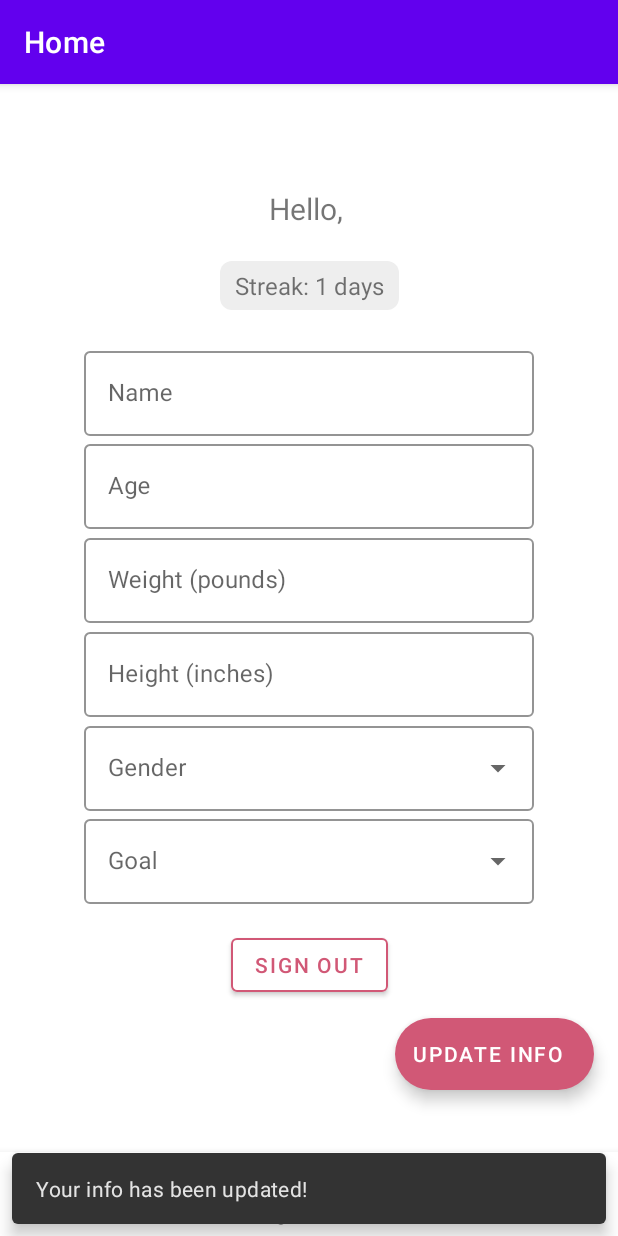
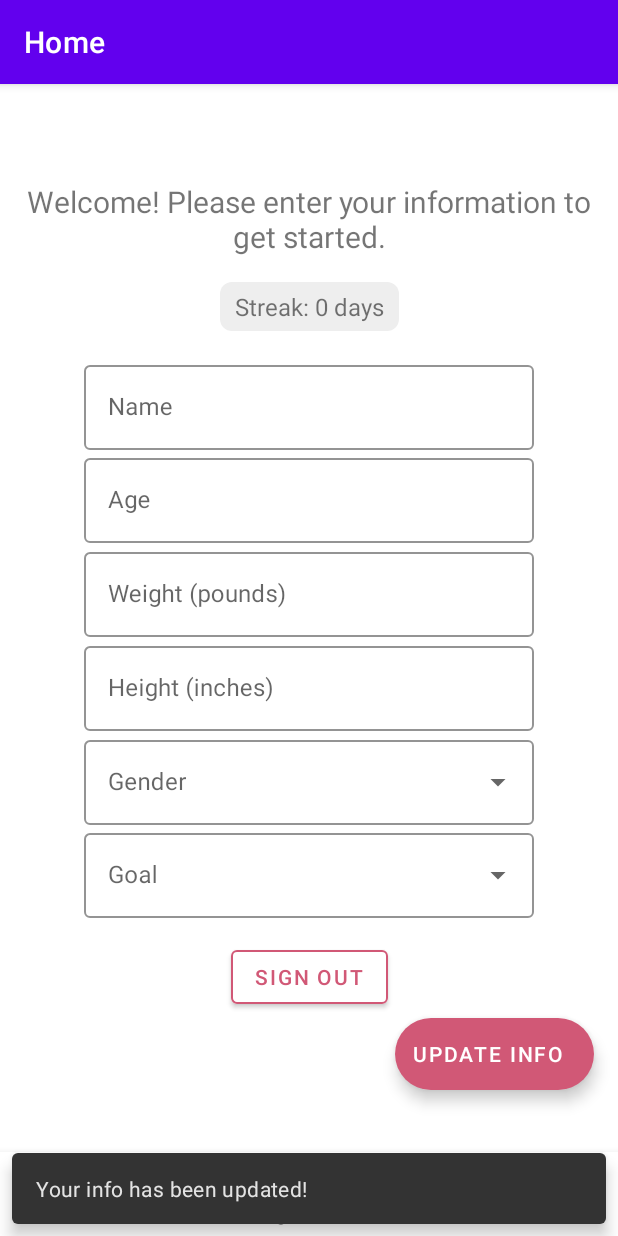
Before and after one commit to cs184-project-group-05/calorie_counter, an Android app: the screen it shows after launch once a user with an empty profile is signed in (MainActivity), after a tap on "UPDATE INFO", on a phone screen of 412 x 824 dp. Run offline under Robolectric (Android 15) with nearby library versions, the phone set to English and light mode, and no system bars; our stand-ins replace Firebase (no records; nobody signed in at launch, a user with empty details on screens opened directly), navigation-ui.

Commit message:
AH - database setup but rules don't work. Project files also uncleaned. Currently tested for one user

```diff
--- a/CalorieCounter/app/build.gradle
+++ b/CalorieCounter/app/build.gradle
@@ -47,9 +47,10 @@ dependencies {
     implementation 'androidx.navigation:navigation-ui-ktx:2.4.2'
     implementation 'androidx.legacy:legacy-support-v4:1.0.0'
     implementation 'com.google.firebase:firebase-auth:21.0.4'
-    implementation platform('com.google.firebase:firebase-bom:30.0.2')
+    implementation platform('com.google.firebase:firebase-bom:30.1.0')
     implementation 'com.google.firebase:firebase-auth-ktx'
     implementation 'com.google.android.gms:play-services-auth:20.2.0'
+    implementation 'com.google.firebase:firebase-database-ktx'
     testImplementation 'junit:junit:4.13.2'
     androidTestImplementation 'androidx.test.ext:junit:1.1.3'
     androidTestImplementation 'androidx.test.espresso:espresso-core:3.4.0'
--- /dev/null
+++ b/CalorieCounter/app/src/main/java/edu/ucsb/cs/cs184/caloriecounter/AppRepository.kt
@@ -0,0 +1,104 @@
+package edu.ucsb.cs.cs184.caloriecounter
+
+import android.app.Application
+import android.content.ContentValues.TAG
+import android.service.autofill.UserData
+import android.util.Log
+import androidx.lifecycle.MutableLiveData
+import com.google.firebase.auth.FirebaseAuth
+import com.google.firebase.auth.FirebaseUser
+import com.google.firebase.database.DataSnapshot
+import com.google.firebase.database.DatabaseError
+import com.google.firebase.database.FirebaseDatabase
+import com.google.firebase.database.ValueEventListener
+import com.google.firebase.database.ktx.database
+import com.google.firebase.ktx.Firebase
+import java.lang.ref.Reference
+import edu.ucsb.cs.cs184.caloriecounter.data.User
+
+class AppRepository (application: Application){
+    private var firebaseAuth: FirebaseAuth = FirebaseAuth.getInstance()
+    private var database: FirebaseDatabase = Firebase.database
+    private var userRef = database.getReference("users")
+    private var curUserMutableLiveData : MutableLiveData<User> = MutableLiveData()
+    private var curUID = firebaseAuth.currentUser!!.uid
+    private lateinit var userData: User
+
+    init{ //attach a listener upon creation so that it updates whenever data is updated.
+        val userListener = object : ValueEventListener {
+            override fun onDataChange(dataSnapshot: DataSnapshot) {
+                var results : HashMap<String, Any>? = dataSnapshot.value as? HashMap<String, Any>
+                userData = User(
+                    name = results?.get("name") as String?,
+                    age = results?.get("age") as String?,
+                    weight = results?.get("weight") as String?,
+                    height = results?.get("height") as String?,
+                    gender = results?.get("gender") as String?,
+                    goal = results?.get("goal") as String?,
+                    streak = (results?.get("streak") as Long?)?.toInt() ?: 0,
+                    calorie_count = (results?.get("calorie_count") as Long?)?.toInt() ?: 0,
+                    calorie_goal = (results?.get("calorie_goal") as Long?)?.toInt() ?:0,
+                    last_login = results?.get("last_login") as String?
+                )
+                curUserMutableLiveData.postValue(userData)
+            }
+            override fun onCancelled(databaseError: DatabaseError) {
+                Log.w(TAG, "loadUser:onCancelled", databaseError.toException())
+            }
+        }
+        //attach listener that updates the current user's data
+        userRef.child(curUID).addValueEventListener(userListener)
+    }
+
+    fun setUser(user: User){
+        userRef.child(curUID).setValue(user)
+    }
+    fun setName(name: String) {
+        userRef.child(curUID).child("name").setValue(name)
+    }
+
+    fun setAge(age: String) {
+        userRef.child(curUID).child("age").setValue(age)
+    }
+
+    fun setWeight(weight: String) {
+        userRef.child(curUID).child("weight").setValue(weight)
+    }
+
+    fun setHeight(height: String) {
+        userRef.child(curUID).child("height").setValue(height)
+    }
+
+    fun setGender(gender: String) {
+        userRef.child(curUID).child("gender").setValue(gender)
+    }
+
+    fun setGoal(goal: String) {
+        userRef.child(curUID).child("goal").setValue(goal)
+    }
+
+    fun setStreak(streak: Int) {
+        userRef.child(curUID).child("streak").setValue(streak)
+    }
+
+    fun setCalorieCount(count: Int){
+        userRef.child(curUID).child("calorie_count").setValue(count)
+    }
+
+    fun setCalorieGoal(goal: Int){
+        userRef.child(curUID).child("calorie_goal").setValue(goal)
+    }
+
+    fun setLastLogin(date: String){
+        userRef.child(curUID).child("last_login").setValue(date)
+    }
+
+    fun getCurUserMutableLiveData() : MutableLiveData<User>{
+        return curUserMutableLiveData
+    }
+
+    fun getName() : String?{
+        return curUserMutableLiveData.value?.name
+    }
+
+}
--- /dev/null
+++ b/CalorieCounter/app/src/main/java/edu/ucsb/cs/cs184/caloriecounter/data/User.kt
@@ -0,0 +1,14 @@
+package edu.ucsb.cs.cs184.caloriecounter.data
+
+data class User(
+    var name: String? = null,
+    var age: String? = null,
+    var weight: String? = null,
+    var height: String? = null,
+    var gender: String? = null,
+    var goal: String? = null,
+    var streak: Int? = 1,
+    var calorie_count: Int? = 0,
+    var calorie_goal: Int? = 0,
+    var last_login: String? = null
+)
--- a/CalorieCounter/app/src/main/java/edu/ucsb/cs/cs184/caloriecounter/ui/home/HomeFragment.kt
+++ b/CalorieCounter/app/src/main/java/edu/ucsb/cs/cs184/caloriecounter/ui/home/HomeFragment.kt
@@ -6,6 +6,7 @@ import android.view.View
 import android.view.ViewGroup
 import android.widget.TextView
 import androidx.fragment.app.Fragment
+import androidx.lifecycle.Observer
 import androidx.lifecycle.ViewModelProvider
 import com.google.android.gms.auth.api.signin.GoogleSignIn
 import com.google.android.gms.auth.api.signin.GoogleSignInOptions
@@ -25,6 +26,7 @@ class HomeFragment : Fragment() {
 
     // This property is only valid between onCreateView and
     // onDestroyView.
+    private lateinit var homeViewModel : HomeViewModel
     private val binding get() = _binding!!
 
     override fun onCreateView(
@@ -32,52 +34,29 @@ class HomeFragment : Fragment() {
         container: ViewGroup?,
         savedInstanceState: Bundle?
     ): View {
-        val homeViewModel =
-            ViewModelProvider(this).get(HomeViewModel::class.java)
+        // - - - - - - - - - - Check if User exists in database - - - - - - - - - - -
+
+        homeViewModel = ViewModelProvider(this)[HomeViewModel::class.java]
 
         _binding = FragmentHomeBinding.inflate(inflater, container, false)
         val root: View = binding.root
 
+        homeViewModel.getCurUserMutableLiveData().observe(viewLifecycleOwner, Observer {
+            homeViewModel.updateModel(it)
+            updateUI()
+        })
         // - - - - - - - - - - Update Streak and other values when new day is detected - - - - - - - - - -
         homeViewModel.updateDate()
 
-        // - - - - - - - - - - home page title text - - - - - - - - - -
+        // - - - - - - - - - - fab - - - - - - - - - -
         val title: TextView = binding.textHome
-        title.text = homeViewModel.getWelcomeMessage()
+        val nameInputView = binding.textInputLayout8
+        val ageInputView = binding.ageInput
+        val weightInputView = binding.weightInput
+        val heightInputView = binding.heightInput
+        val genderDropdown = binding.genderDropdown
+        val goalDropdown = binding.goalDropdown
 
-        // - - - - - - - - - - name text input field - - - - - - - - - -
-        val nameInputView = binding.textInputLayout8
-        nameInputView.editText?.setText(homeViewModel.name.value)
-
-        // - - - - - - - - - - age text input field - - - - - - - - - -
-        val ageInputView = binding.ageInput
-        ageInputView.editText?.setText(homeViewModel.age.value)
-
-        // - - - - - - - - - - weight text input field - - - - - - - - - -
-        val weightInputView = binding.weightInput
-        weightInputView.editText?.setText(homeViewModel.weight.value)
-
-        // - - - - - - - - - - height text input field - - - - - - - - - -
-        val heightInputView = binding.heightInput
-        heightInputView.editText?.setText(homeViewModel.height.value)
-
-        // - - - - - - - - - - gender selection dropdown menu input field - - - - - - - - - -
-        val genderDropdown = binding.genderDropdown
-        genderDropdown.editText?.setText(homeViewModel.gender.value)
-        val genders = arrayOf("Male", "Female")
-        (genderDropdown.editText as? MaterialAutoCompleteTextView)?.setSimpleItems(genders)
-
-        // - - - - - - - - - - goal selection dropdown menu input field - - - - - - - - - -
-        val goalDropdown = binding.goalDropdown
-        goalDropdown.editText?.setText(homeViewModel.goal.value)
-        val goals = arrayOf("Bulk Up", "Lose Weight")
-        (goalDropdown.editText as? MaterialAutoCompleteTextView)?.setSimpleItems(goals)
-
-        // - - - - - - - - - - streak view - - - - - - - - - -
-        val streakView: TextView = binding.streakText
-        streakView.text = homeViewModel.getStreakText()
-
-        // - - - - - - - - - - fab - - - - - - - - - -
         val fab = binding.extendedFab
         fab.setOnClickListener {
             // set name
@@ -117,7 +96,43 @@ class HomeFragment : Fragment() {
         return root
     }
 
+    fun updateUI(){
+        // - - - - - - - - - - home page title text - - - - - - - - - -
+        val title: TextView = binding.textHome
+        title.text = homeViewModel.getWelcomeMessage()
 
+        // - - - - - - - - - - name text input field - - - - - - - - - -
+        val nameInputView = binding.textInputLayout8
+        nameInputView.editText?.setText(homeViewModel.name.value)
+
+        // - - - - - - - - - - age text input field - - - - - - - - - -
+        val ageInputView = binding.ageInput
+        ageInputView.editText?.setText(homeViewModel.age.value)
+
+        // - - - - - - - - - - weight text input field - - - - - - - - - -
+        val weightInputView = binding.weightInput
+        weightInputView.editText?.setText(homeViewModel.weight.value)
+
+        // - - - - - - - - - - height text input field - - - - - - - - - -
+        val heightInputView = binding.heightInput
+        heightInputView.editText?.setText(homeViewModel.height.value)
+
+        // - - - - - - - - - - gender selection dropdown menu input field - - - - - - - - - -
+        val genderDropdown = binding.genderDropdown
+        genderDropdown.editText?.setText(homeViewModel.gender.value)
+        val genders = arrayOf("Male", "Female")
+        (genderDropdown.editText as? MaterialAutoCompleteTextView)?.setSimpleItems(genders)
+
+        // - - - - - - - - - - goal selection dropdown menu input field - - - - - - - - - -
+        val goalDropdown = binding.goalDropdown
+        goalDropdown.editText?.setText(homeViewModel.goal.value)
+        val goals = arrayOf("Bulk Up", "Lose Weight")
+        (goalDropdown.editText as? MaterialAutoCompleteTextView)?.setSimpleItems(goals)
+
+        // - - - - - - - - - - streak view - - - - - - - - - -
+        val streakView: TextView = binding.streakText
+        streakView.text = homeViewModel.getStreakText()
+    }
 
     override fun onDestroyView() {
         super.onDestroyView()
--- a/CalorieCounter/app/src/main/java/edu/ucsb/cs/cs184/caloriecounter/ui/home/HomeViewModel.kt
+++ b/CalorieCounter/app/src/main/java/edu/ucsb/cs/cs184/caloriecounter/ui/home/HomeViewModel.kt
@@ -4,61 +4,78 @@ import android.app.Application
 import androidx.lifecycle.AndroidViewModel
 import androidx.lifecycle.MutableLiveData
 import androidx.lifecycle.ViewModelProvider
+import edu.ucsb.cs.cs184.caloriecounter.AppRepository
 import edu.ucsb.cs.cs184.caloriecounter.PrefRepository
 import java.text.SimpleDateFormat
 import java.util.*
+import edu.ucsb.cs.cs184.caloriecounter.data.DataInterface
+import edu.ucsb.cs.cs184.caloriecounter.data.User
 
 class HomeViewModel(application: Application): AndroidViewModel(application) {
 
     // - - - - - - - - - - member variables - - - - - - - - - -
 
     // by lazy = one time initialization: we only want one local database to be created ever
-    private val prefRepository by lazy { PrefRepository(application) }
+
+    private val prefRepository = PrefRepository(application)
+    private val appRepository = AppRepository(application)
+    private var curUserMutableLiveData : MutableLiveData<User> = appRepository.getCurUserMutableLiveData()
+
 
     private val _name = MutableLiveData<String>().apply {
-        value = prefRepository.getName()
+        //value = appRepository.getName()
     }
     val name: MutableLiveData<String> = _name
 
     private val _age = MutableLiveData<String>().apply {
-        value = prefRepository.getAge()
+        //value = prefRepository.getAge()
     }
     val age: MutableLiveData<String> = _age
 
     private val _weight = MutableLiveData<String>().apply {
-        value = prefRepository.getWeight()
+        //value = prefRepository.getWeight()
     }
     val weight: MutableLiveData<String> = _weight
 
     private val _height = MutableLiveData<String>().apply {
-        value = prefRepository.getHeight()
+        //value = prefRepository.getHeight()
     }
     val height: MutableLiveData<String> = _height
 
     private val _gender = MutableLiveData<String>().apply {
-        value = prefRepository.getGender()
+        //value = prefRepository.getGender()
     }
     val gender: MutableLiveData<String> = _gender
 
     private val _goal = MutableLiveData<String>().apply {
-        value = prefRepository.getGoal()
+        //value = prefRepository.getGoal()
     }
     val goal: MutableLiveData<String> = _goal
 
     private val _streak = MutableLiveData<Int>().apply {
-        value = prefRepository.getStreak()
+        //value = prefRepository.getStreak()
     }
     val streak: MutableLiveData<Int> = _streak
 
     private val _lastLogin = MutableLiveData<String>().apply{
-        value = prefRepository.getLastLogin()
+        //value = prefRepository.getLastLogin()
     }
     val lastLogin: MutableLiveData<String> = _lastLogin
+
+    private val _calGoal = MutableLiveData<Int>().apply{
+        value = prefRepository.getCalorieGoal()
+    }
+    val calGoal: MutableLiveData<Int> = _calGoal
+
+    private val _calCount = MutableLiveData<Int>().apply{
+        value = 0
+    }
+    val calCount: MutableLiveData<Int> = _calCount
 
     // - - - - - - - - - - getters - - - - - - - - - -
 
     fun getWelcomeMessage(): String {
-        if (this.name.value == null) {
+        if (this.name.value == null || this.name.value == "") {
             return "Welcome! Please enter your information to get started."
         }
         return "Hello, " + this.name.value
@@ -84,10 +101,14 @@ class HomeViewModel(application: Application): AndroidViewModel(application) {
         }
     }
 
+    fun getCurUserMutableLiveData() : MutableLiveData<User>{
+        return curUserMutableLiveData
+    }
     // - - - - - - - - - - setters - - - - - - - - - -
 
     fun setName(name: String): String {
-        prefRepository.setName(name)
+        appRepository.setName(name)
+        //prefRepository.setName(name)
         this.name.value = name
         return name
     }
@@ -96,7 +117,7 @@ class HomeViewModel(application: Application): AndroidViewModel(application) {
         // returns null if the age is invalid, otherwise return the input
         // calls to setAge should check for null return value and handle appropriately
         if (this.isWholeNumber(age)) {
-            prefRepository.setAge(age)
+            appRepository.setAge(age)
             this.age.value = age
             return age
         }
@@ -109,7 +130,7 @@ class HomeViewModel(application: Application): AndroidViewModel(application) {
         // returns null if the weight is invalid, otherwise return the weight
         // calls to setWeight should check for null return value and handle appropriately
         if (this.isNumber(weight)) {
-            prefRepository.setWeight(weight)
+            appRepository.setWeight(weight)
             this.weight.value = weight
             return weight
         }
@@ -122,7 +143,7 @@ class HomeViewModel(application: Application): AndroidViewModel(application) {
         // returns null if the height is invalid, otherwise return the height
         // calls to setHeight should check for null return value and handle appropriately
         if (this.isNumber(height)) {
-            prefRepository.setHeight(height)
+            appRepository.setHeight(height)
             this.height.value = height
             return height
         }
@@ -132,35 +153,49 @@ class HomeViewModel(application: Application): AndroidViewModel(application) {
     }
 
     fun setGender(gender: String): String {
-        prefRepository.setGender(gender)
+        appRepository.setGender(gender)
         this.gender.value = gender
         return gender
     }
 
     fun setGoal(goal: String): String {
-        prefRepository.setGoal(goal)
+        appRepository.setGoal(goal)
         this.goal.value = goal
         return goal
     }
 
     fun setCalGoal(calGoal: Int): Int{
-        prefRepository.setCalorieGoal(calGoal)
+        appRepository.setCalorieGoal(calGoal)
         return calGoal
     }
 
     fun setStreak(streak: Int): Int{
-        prefRepository.setStreak(streak)
+        appRepository.setStreak(streak)
         this.streak.value = streak
         return streak
     }
 
     fun setLastLogin(lastLogin: String): String{
-        prefRepository.setLastLogin(lastLogin)
+        appRepository.setLastLogin(lastLogin)
         this.lastLogin.value = lastLogin
         return lastLogin
     }
 
     // - - - - - - - - - - public functions - - - - - - - - - -
+
+    //updates all data in the ViewModel once data has loaded.
+    fun updateModel(user: User){
+        name.value = user.name ?: ""
+        age.value = user.age ?: ""
+        weight.value = user.weight ?: ""
+        height.value = user.height ?: ""
+        gender.value = user.gender ?: ""
+        goal.value = user.goal ?: ""
+        streak.value = user.streak ?: 1
+        lastLogin.value = user.last_login ?: ""
+        calCount.value = user.calorie_count ?: 0
+        calGoal.value = user.calorie_goal ?: 0
+    }
 
     //function that calculates target daily goal given user input.
     fun calcGoal() : Int{
@@ -226,7 +261,7 @@ class HomeViewModel(application: Application): AndroidViewModel(application) {
             return
         }
 
-        if(lastLogin == prevDate && prefRepository.getCalorieGoal() >= prefRepository.getCalorieCount()){
+        if(lastLogin == prevDate && calCount.value!! >= calGoal.value!!){
             //only achieved when calorie count is under calorie goal
             this.setStreak(this.streak.value!! + 1)
         }else{
```
Also changed, not shown: CalorieCounter/app/src/main/java/edu/ucsb/cs/cs184/caloriecounter/data/DataInterface.kt (added, +151 -0 lines), 1 other file.
